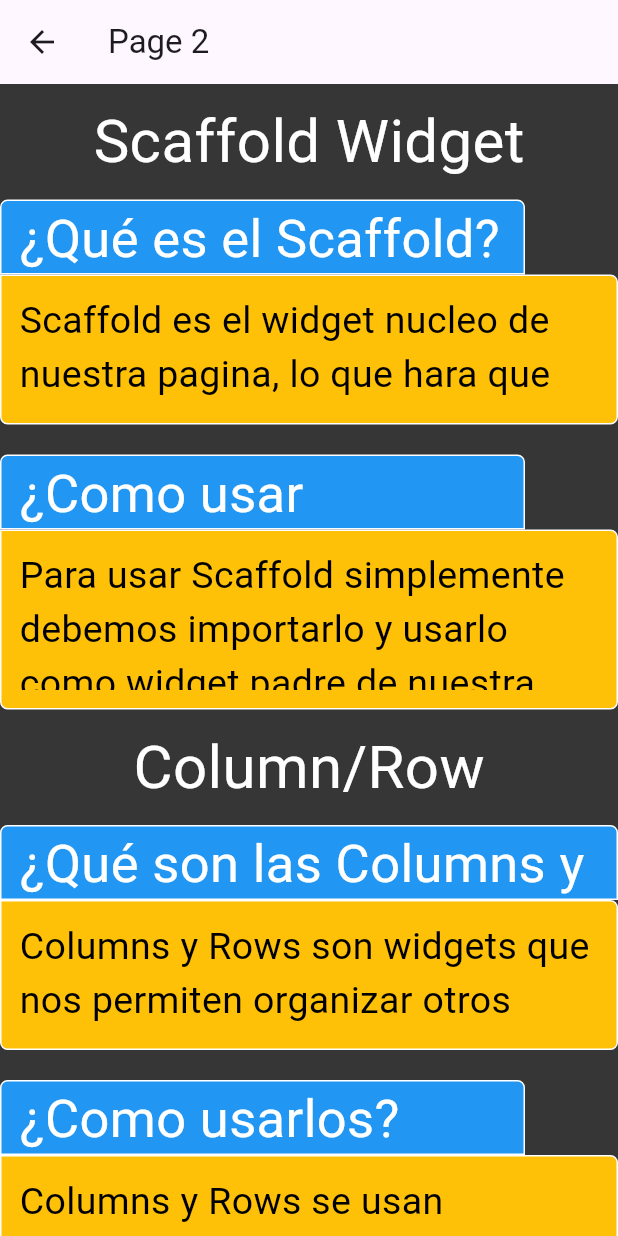
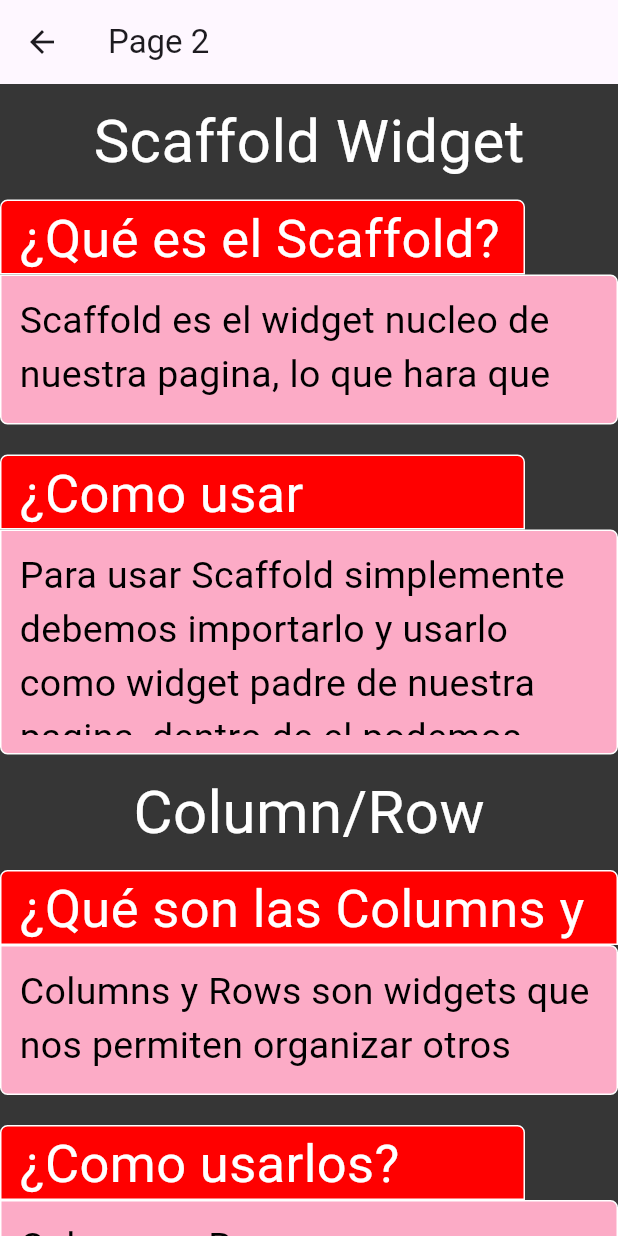
Before and after one commit to carlevo/presentation, a Flutter app: the Page2 screen opened directly, on a phone screen of 412 x 824 dp. Run offline on Flutter 3.47's test engine with Material 3 defaults, Android fonts, the phone set to English and light mode, and no system bars; our stand-ins replace google_fonts.

Commit message:
casi acabado

```diff
--- a/lib/Page2.dart
+++ b/lib/Page2.dart
@@ -39,7 +39,7 @@ class Page2 extends StatelessWidget {
               ContentContainer(
                 'Para usar Scaffold simplemente debemos importarlo y usarlo como widget padre '
                 'de nuestra pagina, dentro de el podemos agregar los elementos que queramos ',
-                height: 120,
+                height: 150,
                 width: 750,
               ),
               Center(child: Padding(
@@ -67,7 +67,7 @@ class Page2 extends StatelessWidget {
               ContentContainer(
                 'Columns y Rows se usan envolviendo los widgets que queremos organizar '
                 'dentro de ellos. Podemos especificar la direccion (vertical u horizontal)',
-                height: 120,
+                height: 150,
                 width: 750,
               ),
               Center(child: Padding(
@@ -81,8 +81,8 @@ class Page2 extends StatelessWidget {
                 margin: const EdgeInsets.only(top: 20),
               ),
               ContentContainer(
-                'Columns y Rows se usan envolviendo los widgets que queremos organizar '
-                'dentro de ellos. Podemos especificar la direccion (vertical u horizontal)',
+                'El widget Text nos permite mostrar texto en pantalla. '
+                'Podemos personalizar su apariencia y estilo.',
                 height: 120,
                 width: 750,
               ),
@@ -94,8 +94,8 @@ class Page2 extends StatelessWidget {
                 margin: const EdgeInsets.only(top: 20),
               ),
               ContentContainer(
-                'Columns y Rows se usan envolviendo los widgets que queremos organizar '
-                'dentro de ellos. Podemos especificar la direccion (vertical u horizontal)',
+                'Para usar el widget Text, simplemente lo instanciamos y le pasamos '
+                'el texto que queremos mostrar como parametro.',
                 height: 120,
                 width: 750,
               ),
@@ -110,8 +110,66 @@ class Page2 extends StatelessWidget {
                 margin: const EdgeInsets.only(top: 20),
               ),
               ContentContainer(
-                'Columns y Rows se usan envolviendo los widgets que queremos organizar '
-                'dentro de ellos. Podemos especificar la direccion (vertical u horizontal)',
+                'El child es un parametro que tienen muchos widgets en Flutter. '
+                'Este parametro permite anidar un widget dentro de otro, creando una jerarquia ',
+                height: 150,
+                width: 750,
+              ),
+
+              TitleContainer(
+                '¿Como usarlo?',
+                width: 350,
+                height: 50,
+                margin: const EdgeInsets.only(top: 20),
+              ),
+              ContentContainer(
+                'Para usar el child, simplemente debemos pasarle un widget como parametro '
+                'al widget padre que lo contiene.',
+                height: 120,
+                width: 750,
+              ),
+              Center(child: Padding(
+                padding: const EdgeInsets.all(10),
+                child: Text( "Children", style: TextStyle(fontSize: 40, color: Colors.white),),
+              ),),
+              TitleContainer(
+                '¿Que es el children?',
+                width: 350,
+                height: 50,
+                margin: const EdgeInsets.only(top: 20),
+              ),
+              ContentContainer(
+                'El children es un parametro que tienen algunos widgets en Flutter, '
+                'como Column y Row. Este parametro permite anidar multiples widgets ',
+                height: 150,
+                width: 750,
+              ),
+
+              TitleContainer(
+                '¿Como usarlo?',
+                width: 350,
+                height: 50,
+                margin: const EdgeInsets.only(top: 20),
+              ),
+              ContentContainer(
+                'Para usar el children, simplemente debemos pasarle una lista de widgets '
+                'como parametro al widget padre que lo contiene.',
+                height: 120,
+                width: 750,
+              ),
+              Center(child: Padding(
+                padding: const EdgeInsets.all(10),
+                child: Text( "Container", style: TextStyle(fontSize: 40, color: Colors.white),),
+              ),),
+              TitleContainer(
+                '¿Que es el child?',
+                width: 350,
+                height: 50,
+                margin: const EdgeInsets.only(top: 20),
+              ),
+              ContentContainer(
+                'Los containers son widgets que nos permiten crear cajas '
+                'donde podemos colocar otros widgets y aplicarles estilos.',
                 height: 120,
                 width: 750,
               ),
@@ -123,9 +181,67 @@ class Page2 extends StatelessWidget {
                 margin: const EdgeInsets.only(top: 20),
               ),
               ContentContainer(
-                'Columns y Rows se usan envolviendo los widgets que queremos organizar '
-                'dentro de ellos. Podemos especificar la direccion (vertical u horizontal)',
-                height: 120,
+                'Para usar un container, simplemente lo instanciamos y le pasamos '
+                'otros widgets como child o children, ademas de estilos como color ',
+                height: 150,
+                width: 750,
+              ),
+              Center(child: Padding(
+                padding: const EdgeInsets.all(10),
+                child: Text( "Stateless Widget", style: TextStyle(fontSize: 40, color: Colors.white),),
+              ),),
+              TitleContainer(
+                '¿Que es el Stateless Widget?',
+                width: 350,
+                height: 50,
+                margin: const EdgeInsets.only(top: 20),
+              ),
+              ContentContainer(
+                'Stateless Widget es un tipo de widget en Flutter que no tiene estado. '
+                'Esto significa que su apariencia y comportamiento no cambian durante la ejecucion.',
+                height: 150,
+                width: 750,
+              ),
+
+              TitleContainer(
+                '¿Como usarlo?',
+                width: 350,
+                height: 50,
+                margin: const EdgeInsets.only(top: 20),
+              ),
+              ContentContainer(
+                'Para usar un Stateless Widget, simplemente debemos crear una clase que extienda '
+                'de StatelessWidget y sobreescribir el metodo build para definir su apariencia.',
+                height: 150,
+                width: 750,
+              ),
+              Center(child: Padding(
+                padding: const EdgeInsets.all(10),
+                child: Text( "Stateful Widget", style: TextStyle(fontSize: 40, color: Colors.white),),
+              ),),
+              TitleContainer(
+                '¿Que es el Stateful Widget?',
+                width: 350,
+                height: 50,
+                margin: const EdgeInsets.only(top: 20),
+              ),
+              ContentContainer(
+                'Stateful Widget es un tipo de widget en Flutter que tiene estado. '
+                'Esto significa que su apariencia y comportamiento pueden cambiar durante la ejecucion.',
+                height: 150,
+                width: 750,
+              ),
+
+              TitleContainer(
+                '¿Como usarlo?',
+                width: 350,
+                height: 50,
+                margin: const EdgeInsets.only(top: 20),
+              ),
+              ContentContainer(
+                'Para usar un Stateful Widget, debemos crear una clase que extienda de StatefulWidget '
+                'y otra clase que extienda de State para definir su estado y apariencia.',
+                height: 150,
                 width: 750,
               ),
             ],
--- a/lib/containerDefinition.dart
+++ b/lib/containerDefinition.dart
@@ -29,7 +29,7 @@ class TitleContainer extends StatelessWidget {
         border: Border.all(color: Colors.white),
         borderRadius: const BorderRadius.only(
             topLeft: Radius.circular(5), topRight: Radius.circular(5)),
-        color: Colors.blue,
+        color: const Color.fromARGB(255, 255, 0, 0),
       ),
       child: Text(
         text,
@@ -71,7 +71,7 @@ class ContentContainer extends StatelessWidget {
           bottomRight: Radius.circular(5),
           topRight: Radius.circular(5),
         ),
-        color: Colors.amber,
+        color: const Color.fromARGB(255, 252, 171, 198),
       ),
       child: Text(
         text,
```
